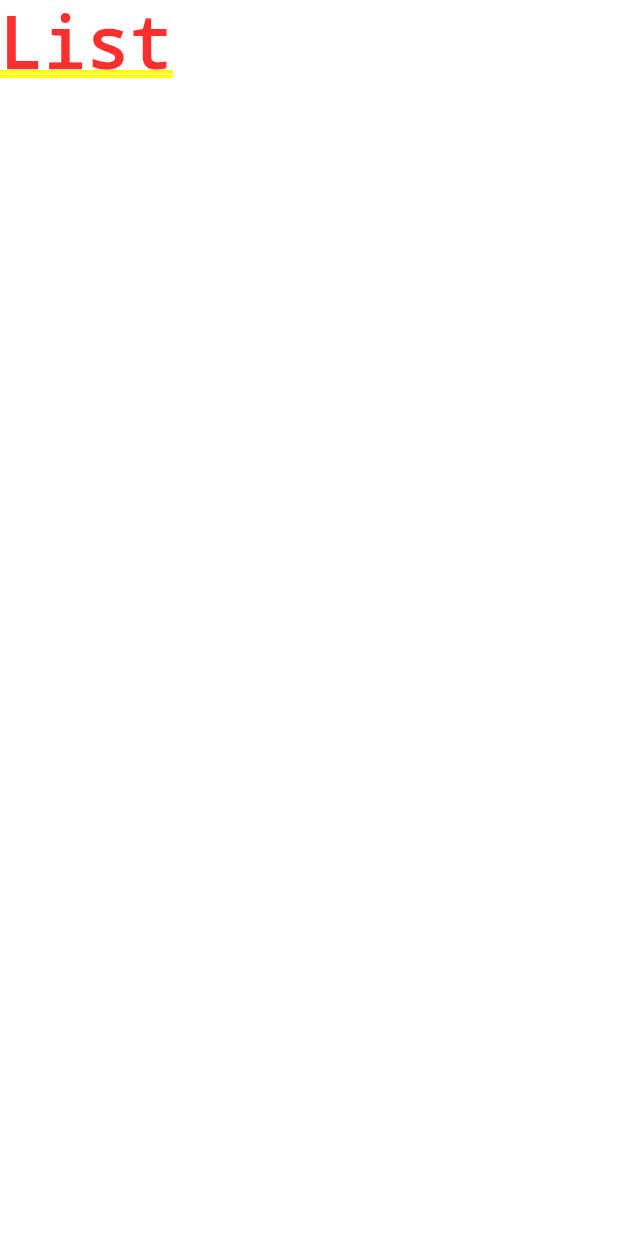
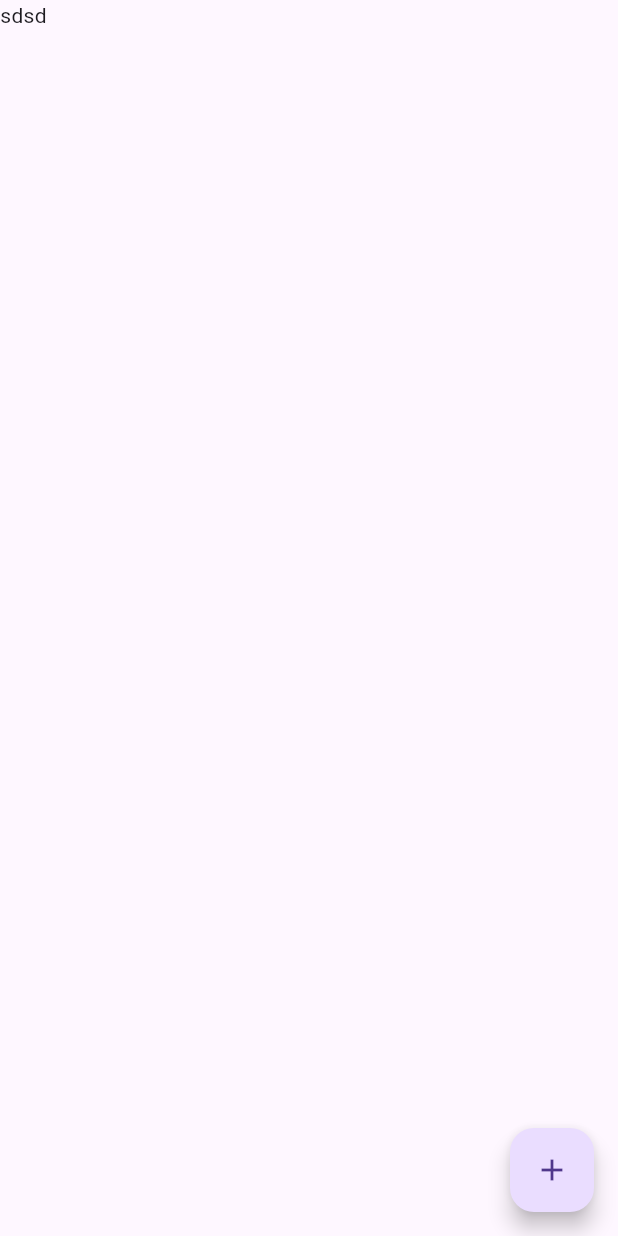
Before and after one commit to aguilanbon/note-taking-app, a Flutter app: the screen it shows after launch, on a phone screen of 412 x 824 dp. Run offline on Flutter 3.47's test engine with Material 3 defaults, Android fonts, the phone set to English and light mode, and no system bars; our stand-ins replace freezed_annotation.

Commit message:
notes view floating action button, navigate to add note screen

```diff
--- a/lib/pages/note_list_screen.dart
+++ b/lib/pages/note_list_screen.dart
@@ -5,8 +5,18 @@ class NotesListScreen extends StatelessWidget {
 
   @override
   Widget build(BuildContext context) {
-    return Container(
-      child: Text('List'),
+    return Scaffold(
+      floatingActionButton: FloatingActionButton(
+        onPressed: () {
+          Navigator.pushNamed(context, '/add-edit-note');
+        },
+        child: const Icon(Icons.add),
+      ),
+      body: SafeArea(
+        child: Column(
+          children: [Text('sdsd')],
+        ),
+      ),
     );
   }
 }
```
Also changed, not shown: lib/pages/add_edit_note_screen.dart (+6 -2 lines).
